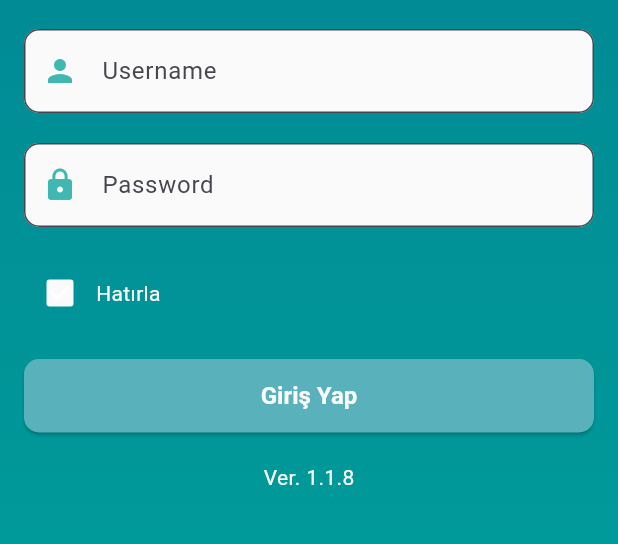
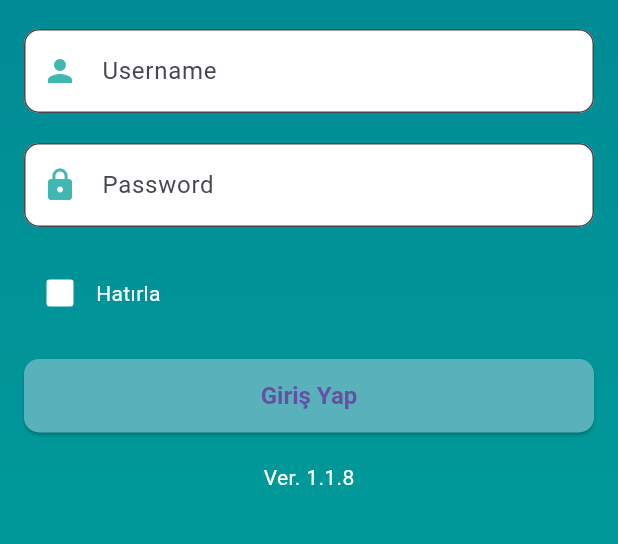
Before and after one commit to mehmetfurkansakiz/mobway_clone_app, a Flutter app: the screen it shows after launch, on a phone screen of 412 x 824 dp, the part 415-959 px from its top. Run offline on Flutter 3.47's test engine with Material 3 defaults, Android fonts, the light colour scheme and no system bars; statements that could not run were skipped.

Commit message:
Fixed white color on theme.

```diff
--- a/lib/core/custom_text_field.dart
+++ b/lib/core/custom_text_field.dart
@@ -18,7 +18,7 @@
         prefixIcon: Icon(icon, color: LightColors.grappleGreen),
         labelStyle: TextStyle(color: LightColors.steelyGrey, fontWeight: FontWeight.bold),
         filled: true,
-        fillColor: LightColors.white,
+        fillColor: LightColors.pureWhite,
         hintText: hintText,
         border: OutlineInputBorder(
           borderRadius: BorderRadius.circular(10.0),
--- a/lib/login_screen.dart
+++ b/lib/login_screen.dart
@@ -72,7 +72,7 @@
                 // version text
                 const Text(
                   'Ver. 1.1.8',
-                  style: TextStyle(color: LightColors.white),
+                  style: TextStyle(color: LightColors.pureWhite),
                 ),
               ],
             ),
@@ -99,11 +99,11 @@
           onChanged: (bool? newValue) {
             // İşaretleme
           },
-          activeColor: LightColors.white,
+          activeColor: LightColors.pureWhite,
         ),
         const Text(
           'Hatırla',
-          style: TextStyle(color: LightColors.white),
+          style: TextStyle(color: LightColors.pureWhite),
         ),
       ],
     );
@@ -122,7 +122,7 @@
       style: TextStyle(
         fontSize: 40,
         fontWeight: FontWeight.bold,
-        color: LightColors.white,
+        color: LightColors.pureWhite,
       ),
     );
   }
--- a/lib/theme/light_theme.dart
+++ b/lib/theme/light_theme.dart
@@ -8,7 +8,7 @@
 
   LightTheme() {
     theme = ThemeData(
-        scaffoldBackgroundColor: LightColors.white,
+        scaffoldBackgroundColor: LightColors.pureWhite,
         appBarTheme: const AppBarTheme(
           centerTitle: true,
           elevation: 0,
@@ -18,7 +18,6 @@
 }
 
 class LightColors {
-  static const Color white = Color.fromARGB(255, 250, 250, 250);
   static const Color seaGreen = Color.fromARGB(255, 0, 161, 157);
   static const Color deepSeaBlue = Color.fromARGB(255, 0, 38, 66);
   static const Color oceanBlue = Color.fromARGB(255, 1, 58, 99);
```
